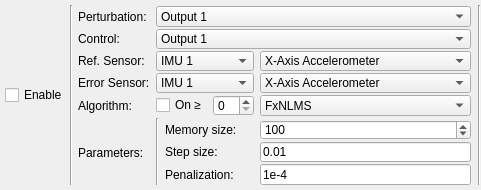
Qt form uifiles/ControlPanel.ui (eduardobatista/ActVibSoftware) before a commit.
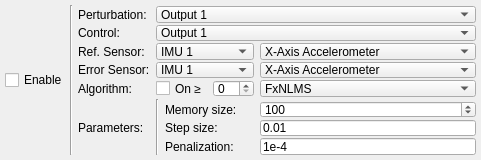
The same form after that commit.

Diff of the .ui file:
```diff
--- a/uifiles/ControlPanel.ui
+++ b/uifiles/ControlPanel.ui
@@ -7,7 +7,7 @@
     <x>0</x>
     <y>0</y>
     <width>481</width>
-    <height>190</height>
+    <height>160</height>
    </rect>
   </property>
   <property name="windowTitle">
@@ -482,13 +482,6 @@
         </layout>
        </widget>
       </item>
-      <item>
-       <widget class="Line" name="line_4">
-        <property name="orientation">
-         <enum>Qt::Vertical</enum>
-        </property>
-       </widget>
-      </item>
      </layout>
     </widget>
    </item>
```
